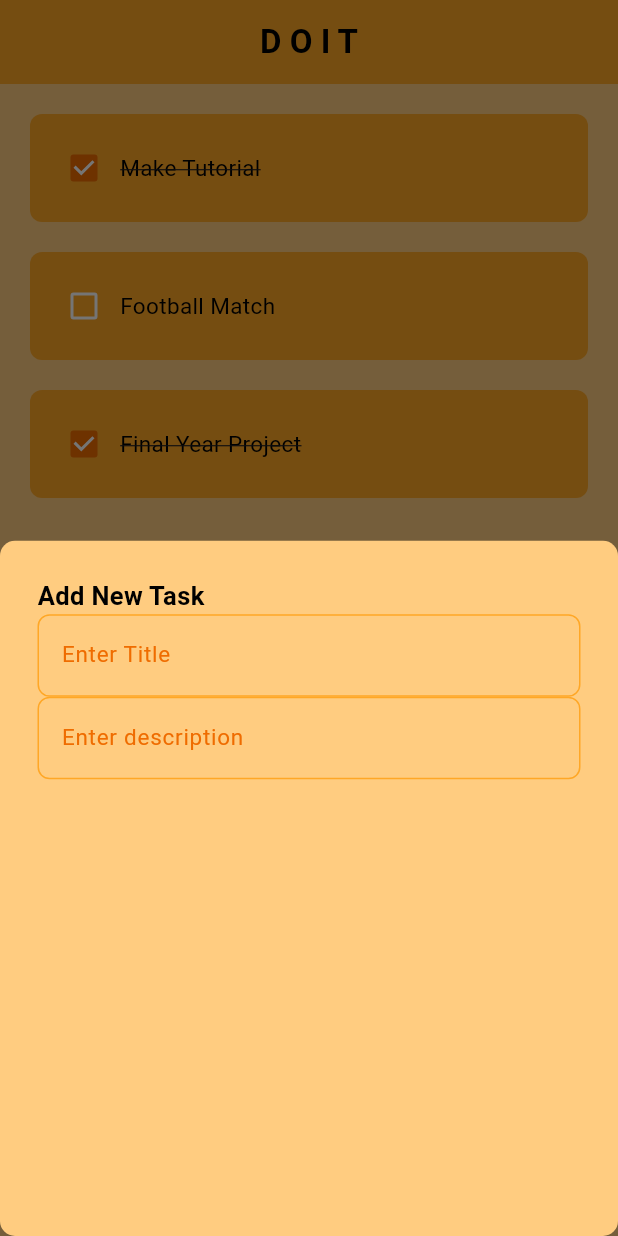
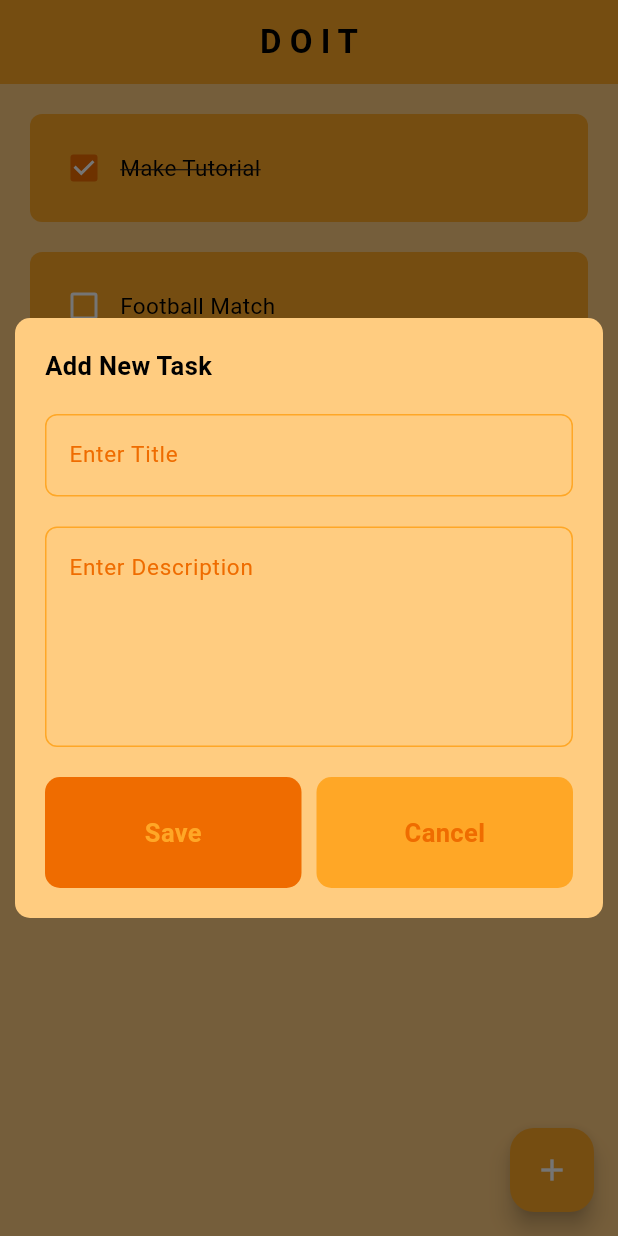
Before and after one commit to ruslan-durrani/Flutter-Projects, a Flutter app: the screen it shows after launch, after a tap on the "add" icon, on a phone screen of 412 x 824 dp. Run offline on Flutter 3.47's test engine with Material 3 defaults, Android fonts, the phone set to English and light mode, and no system bars; our stand-ins replace carousel_slider, cloud_firestore, firebase_auth, firebase_core, firebase_storage, geocoding and 4 more; accounts and stored records are empty.

Commit message:
DOIT App updated

```diff
--- a/doito/lib/components/build_new_task_form.dart
+++ b/doito/lib/components/build_new_task_form.dart
@@ -1,19 +1,38 @@
-import 'package:flutter/cupertino.dart';
+import 'package:doito/components/my_button.dart';
 import 'package:flutter/material.dart';
 
 import 'my_text_field.dart';
 
-class buildNewTaskForm extends StatelessWidget {
-  const buildNewTaskForm({super.key});
+class buildNewTaskForm extends StatefulWidget {
+  final Function onSavedButtonPressed;
+  const buildNewTaskForm({super.key,required this.onSavedButtonPressed, });
+
+  @override
+  State<buildNewTaskForm> createState() => _buildNewTaskFormState();
+}
+
+class _buildNewTaskFormState extends State<buildNewTaskForm> {
+  var titleController = TextEditingController();
+  var descriptionController = TextEditingController();
+  handleSave(){
+        widget.onSavedButtonPressed(titleController.text.trim(),descriptionController.text.trim());
+        Navigator.pop(context);
+  }
 
   @override
   Widget build(BuildContext context) {
-    var titleController = TextEditingController();
-    var descriptionController = TextEditingController();
     var colorScheme = Theme.of(context).colorScheme;
-    return Container(
+    return Column(
+      mainAxisAlignment: MainAxisAlignment.center,
+      children: [
+        Dialog.fullscreen(
+          backgroundColor: Colors.transparent,
+          child: Container(
             alignment: Alignment.centerLeft,
-      padding: EdgeInsets.symmetric(horizontal: 25,vertical: 25),
+
+            width: MediaQuery.of(context).size.height,
+            margin: EdgeInsets.all(10),
+            padding: EdgeInsets.all(20),
             decoration: BoxDecoration(
                 borderRadius: BorderRadius.circular(10),
                 color: colorScheme.background
@@ -22,11 +41,32 @@ class buildNewTaskForm extends StatelessWidget {
               crossAxisAlignment: CrossAxisAlignment.start,
               children: [
                 Text("Add New Task",style: TextStyle(fontWeight: FontWeight.bold,color: Colors.black,fontSize: 17),),
-          MyTextField(controller: titleController, hint: 'Enter Title', obscureText: false,),
-          MyTextField(controller: descriptionController, hint: 'Enter description', obscureText: false,),
-
+                Padding(
+                  padding: const EdgeInsets.only(top:20.0),
+                  child: MyTextField(controller: titleController, hint: 'Enter Title', obscureText: false,),
+                ),
+                Padding(
+                  padding: const EdgeInsets.only(top:20.0,bottom: 20),
+                  child: MyTextField(controller: descriptionController, hint: 'Enter Description', obscureText: false,isMultiLine: true,),
+                ),
+                Row(
+                  children: [
+                    Expanded(child: GestureDetector(
+                      onTap: handleSave,
+                      child: MyButton(buttonText: "Save"),
+                    ),),
+                    SizedBox(width: 10,),
+                    Expanded(child: GestureDetector(
+                      onTap:()=>Navigator.pop(context),
+                      child: MyButton(buttonText: "Cancel",isPrimary: false,),
+                    ),),
+                  ],
+                )
               ],
             ),
+          ),
+        ),
+      ],
     );
   }
 }
--- /dev/null
+++ b/doito/lib/components/my_button.dart
@@ -0,0 +1,23 @@
+
+import 'package:flutter/material.dart';
+
+class MyButton extends StatelessWidget {
+  String buttonText;
+  bool isPrimary = true;
+  MyButton({super.key,required this.buttonText, this.isPrimary = true});
+
+  @override
+  Widget build(BuildContext context) {
+    var colorScheme = Theme.of(context).colorScheme;
+    return Container(
+      alignment: Alignment.center,
+      decoration: BoxDecoration(
+          color: isPrimary?colorScheme.inversePrimary:colorScheme.secondary,
+          borderRadius: BorderRadius.circular(10)
+      ),
+      width: double.maxFinite,
+      padding: const EdgeInsets.symmetric(vertical: 25),
+      child: Text(buttonText,style: TextStyle(color: isPrimary?colorScheme.secondary:colorScheme.inversePrimary,fontWeight: FontWeight.bold,fontSize: 17),),
+    );
+  }
+}
--- a/doito/lib/pages/home_page.dart
+++ b/doito/lib/pages/home_page.dart
@@ -17,29 +17,37 @@ class _HomePageState extends State<HomePage> {
       listTileData.elementAt(index)["isChecked"] = changed;
     });
   }
+  onSavedButtonPressed(String title,String description){
+    setState(() {
+      listTileData.add({
+        "title":title,
+        "description":description,
+        "isChecked":false
+      });
+    });
+  }
   void createNewTask(){
-    showModalBottomSheet(
+    showDialog(
         context: context,
-        backgroundColor: Colors.transparent,
         builder: (context){
-          return buildNewTaskForm();
-        }
+          return buildNewTaskForm(onSavedButtonPressed: onSavedButtonPressed,);
+          }
         );
-    // showBottomSheet(context: context, builder: (context){
-    //   return buildNewTaskForm();
-    // });
   }
   List<Map<String,dynamic>> listTileData = [
     {
       "title":"Make Tutorial",
+      "description":"description",
       "isChecked":true,
     },
     {
       "title":"Football Match",
+      "description":"description",
       "isChecked":false,
     },
     {
       "title":"Final Year Project",
+      "description":"description",
       "isChecked":true,
     }
   ];
```
Lines whose indentation alone changed are shown as unchanged.
